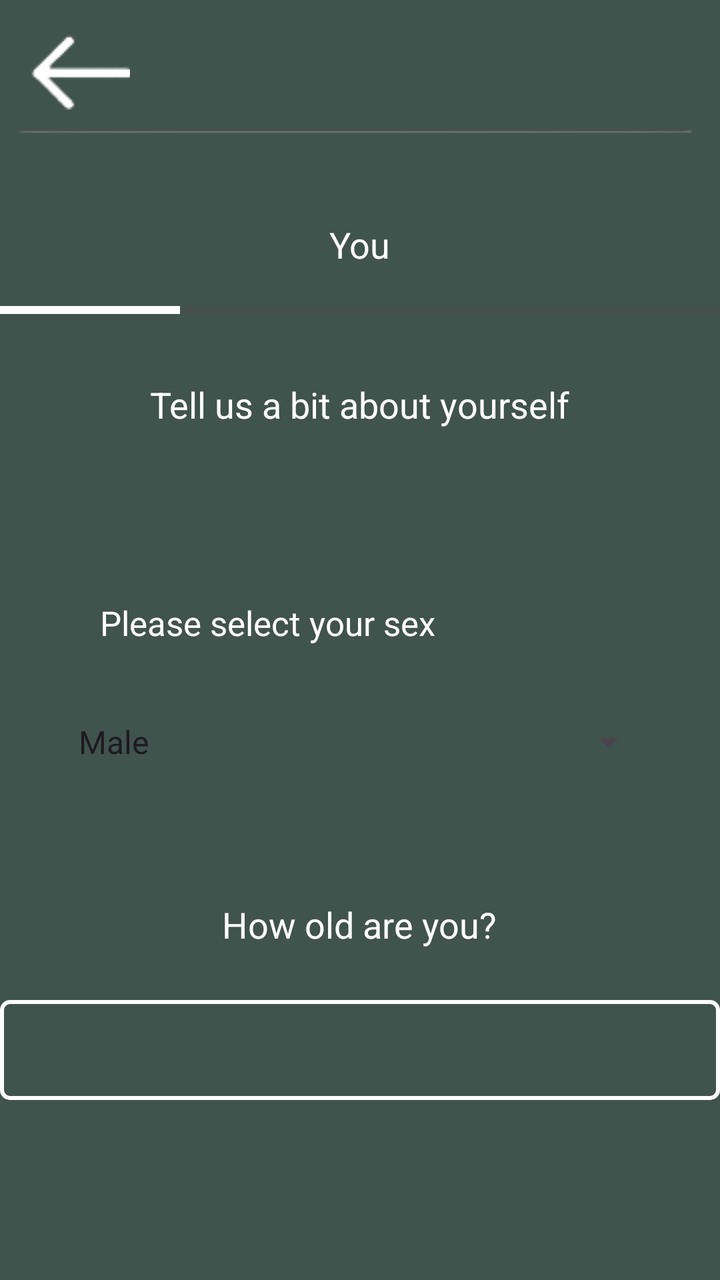
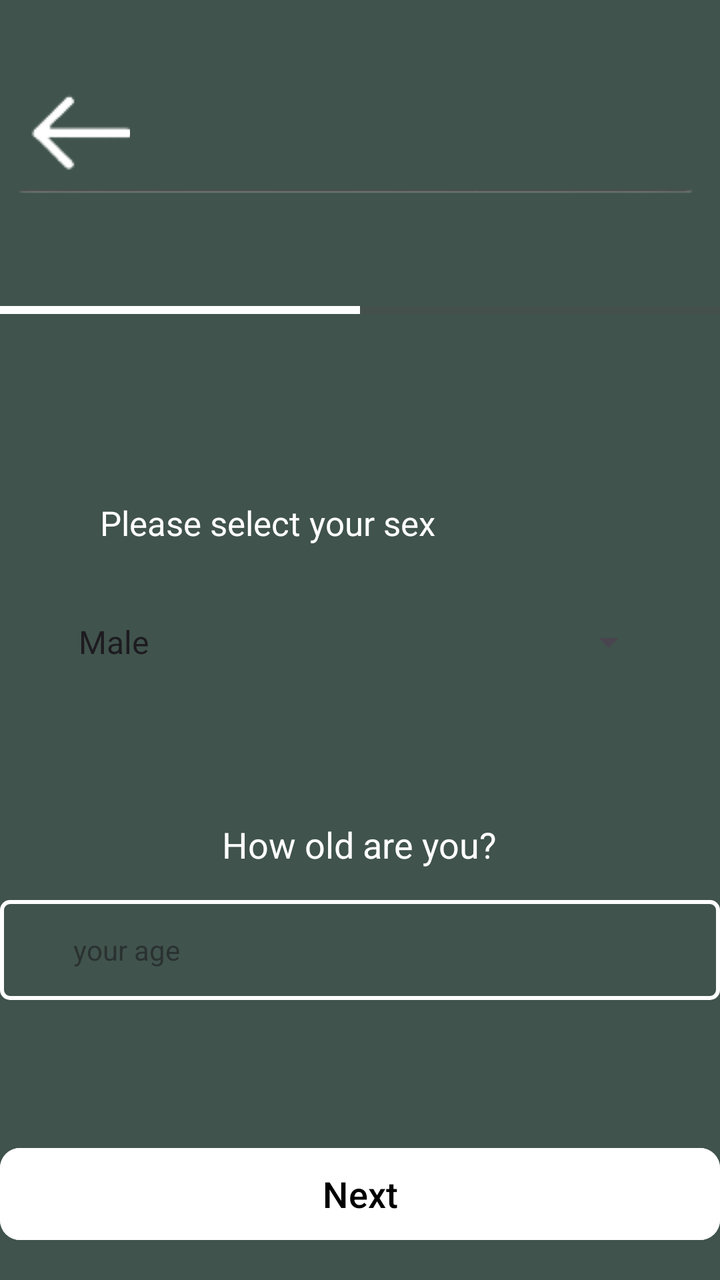

Screens rendered from an Android XML layout before and after an edit, with the pre-edit source and the edit as a unified diff.
<!-- AndroidManifest.xml: application theme Theme.Accurepp -->
<!-- res/layout/activity_signup1.xml -->
<?xml version="1.0" encoding="utf-8"?>
<RelativeLayout xmlns:android="http://schemas.android.com/apk/res/android"
    xmlns:app="http://schemas.android.com/apk/res-auto"
    xmlns:tools="http://schemas.android.com/tools"
    android:layout_width="match_parent"
    android:layout_height="match_parent"
    android:background="#40534C"
    tools:context=".signupActivity1">
    


    <TextView
        android:id="@+id/textView"
        android:layout_width="wrap_content"
        android:layout_height="wrap_content"
        android:text="You"
        android:textColor="@color/white"
        android:textSize="18dp"
        android:layout_marginTop="110dp"
        android:layout_centerHorizontal="true"
       />
    <ImageView
        android:layout_width="wrap_content"
        android:layout_height="wrap_content"
        android:layout_centerHorizontal="true"
        android:src="@drawable/line"
        android:layout_marginTop="50dp" />

    <ImageButton
        android:layout_width="50dp"
        android:layout_height="50dp"
        android:src="@drawable/backbuttt"
        android:id="@+id/back"
        android:layout_marginTop="10dp"
        android:layout_marginStart="15dp"/>

    <Spinner
        android:id="@+id/spinnerSex"
        android:layout_width="297dp"
        android:layout_height="42dp"
        android:layout_marginTop="350dp"
        android:layout_centerHorizontal="true"
        android:outlineAmbientShadowColor="@color/white"
        android:entries="@array/sex_array"
         />

    <TextView
        android:id="@+id/textView2"
        android:layout_width="wrap_content"
        android:layout_height="wrap_content"
        android:text="Tell us a bit about yourself"
        android:textColor="@color/white"
        android:textSize="18dp"
        android:layout_marginTop="190dp"
        android:layout_centerHorizontal="true"
        app:layout_constraintBottom_toBottomOf="parent"
        app:layout_constraintEnd_toEndOf="parent"
        app:layout_constraintHorizontal_bias="0.111"
        app:layout_constraintStart_toStartOf="parent"
        app:layout_constraintTop_toTopOf="parent"
        app:layout_constraintVertical_bias="0.143" />

    <TextView
        android:id="@+id/textView3"
        android:layout_width="wrap_content"
        android:layout_height="wrap_content"
        android:text="Please select your sex"
        android:textSize="17dp"
        android:textColor="@color/white"
        android:layout_marginTop="300dp"
        android:layout_marginStart="50dp"
        app:layout_constraintBottom_toBottomOf="parent"
        app:layout_constraintEnd_toEndOf="parent"
        app:layout_constraintStart_toStartOf="parent"
        app:layout_constraintTop_toTopOf="parent"
        app:layout_constraintVertical_bias="0.224" />


    <TextView
        android:id="@+id/textView4"
        android:layout_width="wrap_content"
        android:layout_height="wrap_content"
        android:text="How old are you?"
        android:textColor="@color/white"
        android:textSize="18dp"
        android:layout_marginTop="450dp"
        android:layout_centerHorizontal="true"
        app:layout_constraintBottom_toBottomOf="parent"
        app:layout_constraintEnd_toEndOf="parent"
        app:layout_constraintHorizontal_bias="0.498"
        app:layout_constraintStart_toStartOf="parent"
        app:layout_constraintTop_toTopOf="parent"
        app:layout_constraintVertical_bias="0.499" />

    <EditText
        android:id="@+id/editTextAge"
        style="@style/Widget.MaterialComponents.TextInputLayout.OutlinedBox"
        android:layout_width="374dp"
        android:layout_height="50dp"
        android:background="@drawable/edittext_border"
        android:ems="10"
        android:inputType="text"
        android:layout_marginTop="500dp"
        android:layout_centerHorizontal="true"
        app:layout_constraintBottom_toBottomOf="parent"
        app:layout_constraintEnd_toEndOf="parent"
        app:layout_constraintHorizontal_bias="0.486"
        app:layout_constraintStart_toStartOf="parent"
        app:layout_constraintTop_toTopOf="parent"
        app:layout_constraintVertical_bias="0.577" />

    <Button
        android:id="@+id/button"
        android:layout_width="362dp"
        android:layout_height="54dp"
        app:cornerRadius="10dp"
        android:text="Next"
        android:textColor="@color/black"
        app:layout_constraintBottom_toBottomOf="parent"
        app:layout_constraintEnd_toEndOf="parent"
        app:layout_constraintStart_toStartOf="parent"
        app:layout_constraintTop_toTopOf="parent"
        android:textSize="18dp"
        android:layout_marginTop="700dp"
        android:layout_centerHorizontal="true"

        android:backgroundTint="@color/white"/>

    <ProgressBar
        android:id="@+id/progressBar"
        style="?android:attr/progressBarStyleHorizontal"
        android:layout_width="385dp"
        android:layout_height="10dp"
        android:progressTint="@color/white"
        android:progress="25"
        android:layout_marginTop="150dp"
        android:layout_centerHorizontal="true"
        app:layout_constraintBottom_toBottomOf="parent"
        app:layout_constraintEnd_toEndOf="parent"
        app:layout_constraintHorizontal_bias="0.498"
        app:layout_constraintStart_toStartOf="parent"
        app:layout_constraintTop_toTopOf="parent"
        app:layout_constraintVertical_bias="0.102" />

</RelativeLayout>
<!-- resources referenced by this layout -->
<resources>
  <string-array name="sex_array">
          <item>Male</item>
          <item>Female</item>
          <item>Other</item>
      </string-array>
  <color name="black">#FF000000</color>
  <color name="white">#FFFFFFFF</color>
  <!-- drawable backbuttt: png bitmap (drawable, 1035 bytes) -->
  <!-- drawable edittext_border (drawable) -->
  <?xml version="1.0" encoding="utf-8"?>
  <shape xmlns:android="http://schemas.android.com/apk/res/android">
      <solid android:color="@android:color/transparent"/> 
      <stroke
          android:width="2dp"
      android:color="@android:color/white"/> 
      <corners android:radius="4dp"/> 
  </shape>
  <!-- drawable line: png bitmap (drawable, 732 bytes) -->
  <style name="Theme.Accurepp" parent="Base.Theme.Accurepp" />
  <style name="Base.Theme.Accurepp" parent="Theme.Material3.DayNight.NoActionBar">
          
          
      </style>
</resources>

<!-- the commit's change to res/layout/activity_signup1.xml (unified diff, before → after) -->
@@ -9,56 +9,188 @@
     
 
 
-    <TextView
-        android:id="@+id/textView"
-        android:layout_width="wrap_content"
-        android:layout_height="wrap_content"
-        android:text="You"
-        android:textColor="@color/white"
-        android:textSize="18dp"
-        android:layout_marginTop="110dp"
-        android:layout_centerHorizontal="true"
-       />
+
+
+
+
+
+
+
+
+
+
+
+
+
+
+
+
+
+
+
+
+
+
+
+
+
+
+
+
+
+
+
+
+
+
+
+
+
+
+
+
+
+
+
+
+
+
+
+
+
+
+
+
+
+
+
+
+
+
+
+
+
+
+
+
+
+
+
+
+
+
+
+
+
+
+
+
+
+
+
+
+
+
+
+
+
+
+
+
+
+
+
+
+
+
+
+
+
+
+
+
+
+
+
+
+
+
+
+
+
+
+
+
+
+
+
+
+
+
+
+
+
+
+
+
+
+
+
+
+
+
+
+
+
+
+
+
+
+
+
+
+
+
     <ImageView
         android:layout_width="wrap_content"
         android:layout_height="wrap_content"
         android:layout_centerHorizontal="true"
         android:src="@drawable/line"
-        android:layout_marginTop="50dp" />
+        android:layout_marginTop="80dp" />
 
     <ImageButton
         android:layout_width="50dp"
         android:layout_height="50dp"
         android:src="@drawable/backbuttt"
         android:id="@+id/back"
-        android:layout_marginTop="10dp"
+        android:layout_marginTop="40dp"
         android:layout_marginStart="15dp"/>
 
     <Spinner
         android:id="@+id/spinnerSex"
         android:layout_width="297dp"
         android:layout_height="42dp"
-        android:layout_marginTop="350dp"
+        android:layout_marginTop="300dp"
         android:layout_centerHorizontal="true"
         android:outlineAmbientShadowColor="@color/white"
         android:entries="@array/sex_array"
-         />
-
-    <TextView
-        android:id="@+id/textView2"
-        android:layout_width="wrap_content"
-        android:layout_height="wrap_content"
-        android:text="Tell us a bit about yourself"
-        android:textColor="@color/white"
-        android:textSize="18dp"
-        android:layout_marginTop="190dp"
-        android:layout_centerHorizontal="true"
-        app:layout_constraintBottom_toBottomOf="parent"
-        app:layout_constraintEnd_toEndOf="parent"
-        app:layout_constraintHorizontal_bias="0.111"
-        app:layout_constraintStart_toStartOf="parent"
-        app:layout_constraintTop_toTopOf="parent"
-        app:layout_constraintVertical_bias="0.143" />
+        />
+
+
+
+
+
+
+
+
+
+
+
+
+
+
+
+
 
     <TextView
         android:id="@+id/textView3"
@@ -67,7 +199,7 @@
         android:text="Please select your sex"
         android:textSize="17dp"
         android:textColor="@color/white"
-        android:layout_marginTop="300dp"
+        android:layout_marginTop="250dp"
         android:layout_marginStart="50dp"
         app:layout_constraintBottom_toBottomOf="parent"
         app:layout_constraintEnd_toEndOf="parent"
@@ -83,7 +215,7 @@
         android:text="How old are you?"
         android:textColor="@color/white"
         android:textSize="18dp"
-        android:layout_marginTop="450dp"
+        android:layout_marginTop="410dp"
         android:layout_centerHorizontal="true"
         app:layout_constraintBottom_toBottomOf="parent"
         app:layout_constraintEnd_toEndOf="parent"
@@ -100,17 +232,13 @@
         android:background="@drawable/edittext_border"
         android:ems="10"
         android:inputType="text"
-        android:layout_marginTop="500dp"
-        android:layout_centerHorizontal="true"
-        app:layout_constraintBottom_toBottomOf="parent"
-        app:layout_constraintEnd_toEndOf="parent"
-        app:layout_constraintHorizontal_bias="0.486"
-        app:layout_constraintStart_toStartOf="parent"
-        app:layout_constraintTop_toTopOf="parent"
-        app:layout_constraintVertical_bias="0.577" />
+        android:hint="     your age"
+        android:layout_marginTop="450dp"
+        android:paddingLeft="20dp"
+        android:layout_centerHorizontal="true" />
 
     <Button
-        android:id="@+id/button"
+        android:id="@+id/nextbutton"
         android:layout_width="362dp"
         android:layout_height="54dp"
         app:cornerRadius="10dp"
@@ -121,9 +249,8 @@
         app:layout_constraintStart_toStartOf="parent"
         app:layout_constraintTop_toTopOf="parent"
         android:textSize="18dp"
-        android:layout_marginTop="700dp"
-        android:layout_centerHorizontal="true"
-
+        android:layout_marginTop="570dp"
+        android:layout_centerHorizontal="true"
         android:backgroundTint="@color/white"/>
 
     <ProgressBar
@@ -132,7 +259,7 @@
         android:layout_width="385dp"
         android:layout_height="10dp"
         android:progressTint="@color/white"
-        android:progress="25"
+        android:progress="50"
         android:layout_marginTop="150dp"
         android:layout_centerHorizontal="true"
         app:layout_constraintBottom_toBottomOf="parent"
